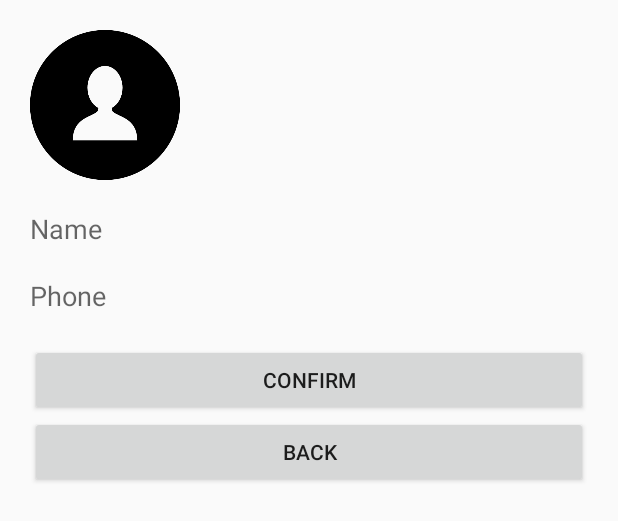
After one commit to mkbipu/UberCloneApp, an Android app: the layout activity_customer_settings.xml on its own in the app's theme, with its tools: preview values and no code run, on a phone screen of 412 x 824 dp. The commit adds this screen. Shown: the top 521 px of the screen. Run offline under Robolectric (Android 15) with nearby library versions, the phone set to English and light mode, and no system bars.

Commit message:
1. Added setting button for user profile information 2. Added user Name and Phone number field 3. Saved user Name and Phone number 4. Upload user image (need bug fixing)

```diff
--- a/app/build.gradle
+++ b/app/build.gradle
@@ -31,7 +31,11 @@ dependencies {
     implementation 'com.google.firebase:firebase-core:16.0.4'
     implementation 'com.google.firebase:firebase-database:16.0.3'
     implementation 'com.google.firebase:firebase-auth:16.0.4'
+    implementation 'com.google.firebase:firebase-storage:16.0.3'
     implementation 'com.google.android.gms:play-services-location:16.0.0'
     implementation 'com.firebase:geofire-android:2.1.1'
 
+    implementation 'com.github.bumptech.glide:glide:3.7.0'
+//    annotationProcessor 'com.github.bumptech.glide:compiler:4.8.0'
+
 }
--- a/app/src/main/AndroidManifest.xml
+++ b/app/src/main/AndroidManifest.xml
@@ -44,7 +44,8 @@
             android:name=".maps.DriverMapsActivity"
             android:label="@string/title_activity_driver_maps" />
         <activity android:name=".auth.DriverLoginActivity" />
-        <activity android:name=".auth.CustomerLoginActivity"></activity>
+        <activity android:name=".auth.CustomerLoginActivity" />
+        <activity android:name=".CustomerSettingsActivity"></activity>
     </application>
 
 </manifest>
--- /dev/null
+++ b/app/src/main/res/layout/activity_customer_settings.xml
@@ -0,0 +1,46 @@
+<?xml version="1.0" encoding="utf-8"?>
+<LinearLayout xmlns:android="http://schemas.android.com/apk/res/android"
+    xmlns:app="http://schemas.android.com/apk/res-auto"
+    xmlns:tools="http://schemas.android.com/tools"
+    android:layout_width="match_parent"
+    android:layout_height="match_parent"
+    android:orientation="vertical"
+    android:padding="20sp"
+    tools:context=".CustomerSettingsActivity">
+
+    <ImageView
+        android:layout_width="100sp"
+        android:layout_height="100sp"
+        android:id="@+id/profileImage"
+        android:src="@drawable/user"
+        android:layout_marginBottom="20sp"/>
+
+    <EditText
+        android:id="@+id/name"
+        android:layout_width="match_parent"
+        android:layout_height="wrap_content"
+        android:layout_marginBottom="20sp"
+        android:background="@null"
+        android:hint="Name" />
+
+    <EditText
+        android:id="@+id/phone"
+        android:layout_width="match_parent"
+        android:layout_height="wrap_content"
+        android:layout_marginBottom="20sp"
+        android:background="@null"
+        android:hint="Phone"
+        android:inputType="number" />
+
+    <Button
+        android:id="@+id/confirm"
+        android:layout_width="match_parent"
+        android:layout_height="wrap_content"
+        android:text="confirm" />
+
+    <Button
+        android:id="@+id/back"
+        android:layout_width="match_parent"
+        android:layout_height="wrap_content"
+        android:text="back" />
+</LinearLayout>
```
Also changed, not shown: app/src/main/java/com/example/user/uberclone/CustomerSettingsActivity.java (added, +210 -0 lines), app/src/main/java/com/example/user/uberclone/maps/CustomerMapsActivity.java (+16 -2 lines), app/src/main/res/layout/activity_customer_maps.xml (+17 -12 lines), app/src/main/res/drawable-v24/user.png (added), app/src/main/res/drawable/user.png (added).
